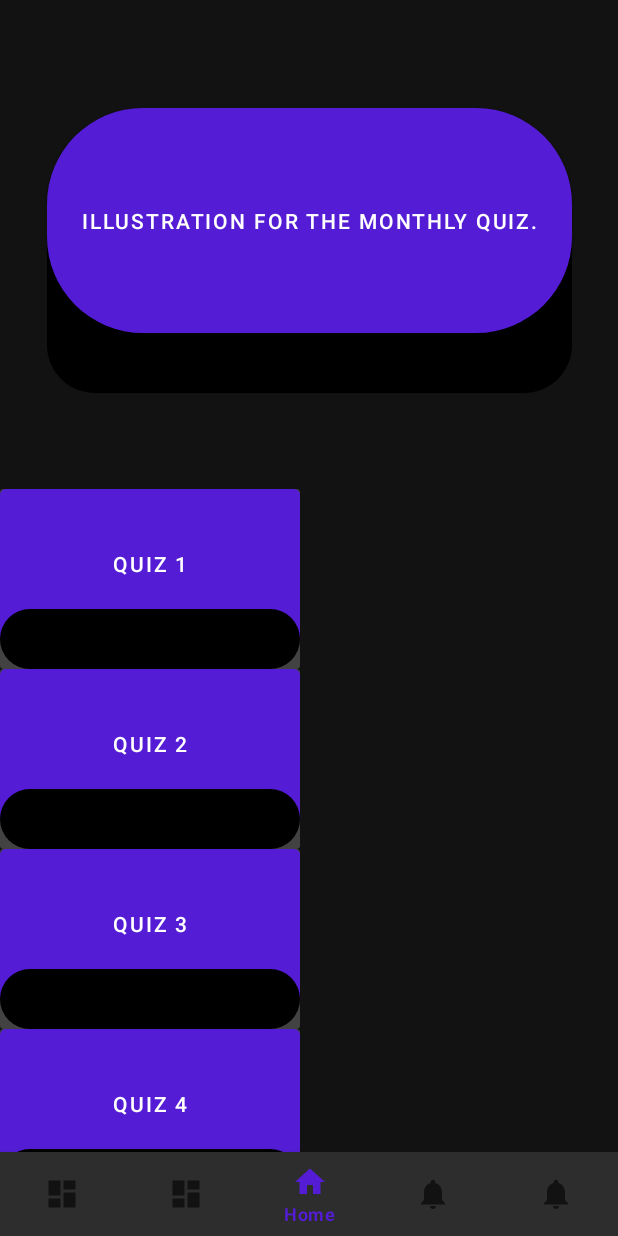
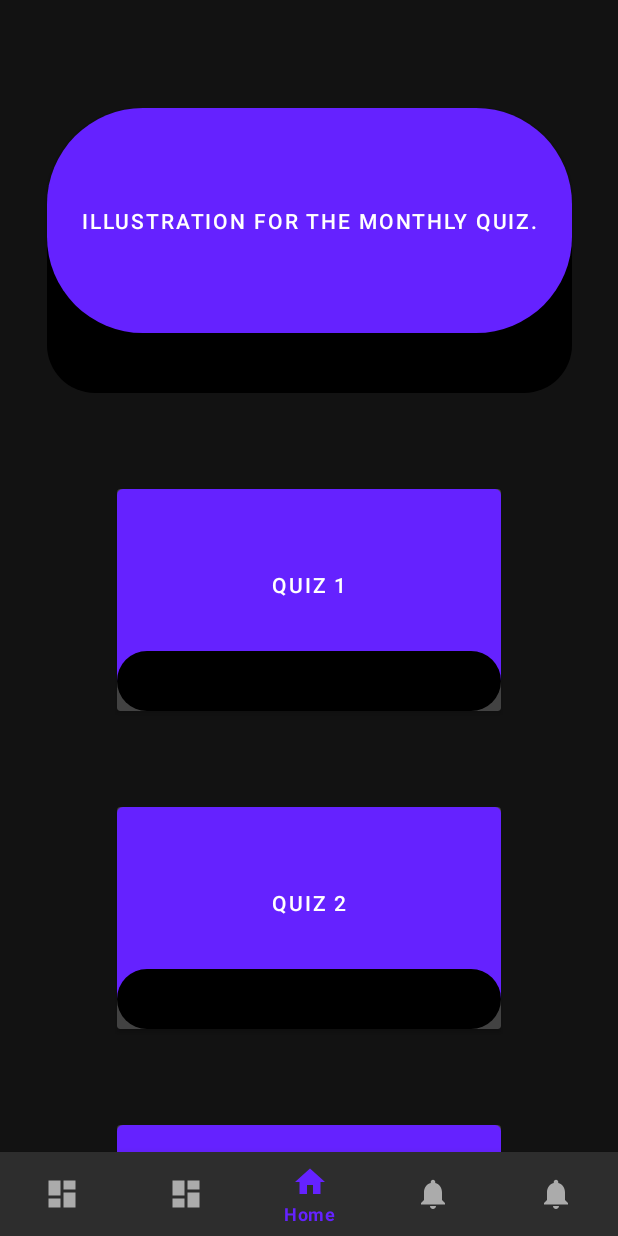
Before and after one commit to DUT-Info-Montreuil/SAE-4A---tbouchema-lbabouram-mdenis, an Android app: the screen it shows after launch (MainActivity), on a phone screen of 412 x 824 dp. Run offline under Robolectric (Android 15) with nearby library versions, the phone set to English and light mode, and no system bars; our stand-ins replace navigation-ui.

Commit message:
Made quiz cards look a bit better

```diff
--- a/App/app/src/main/java/com/palaref/saequiz/ui/home/HomeFragment.java
+++ b/App/app/src/main/java/com/palaref/saequiz/ui/home/HomeFragment.java
@@ -13,6 +13,7 @@ import androidx.recyclerview.widget.LinearLayoutManager;
 import androidx.recyclerview.widget.RecyclerView;
 
 import com.palaref.saequiz.databinding.FragmentHomeBinding;
+import com.palaref.saequiz.utils.RecycleItemSpacingDecorator;
 
 public class HomeFragment extends Fragment {
 
@@ -28,8 +29,7 @@ public class HomeFragment extends Fragment {
         QuizAdapter adapter = new QuizAdapter(getContext(), homeViewModel.getQuizzes().getValue());
         recyclerView.setAdapter(adapter);
         recyclerView.setLayoutManager(new LinearLayoutManager(getContext()));
-        //final TextView textView = binding.textHome;
-        //homeViewModel.getText().observe(getViewLifecycleOwner(), textView::setText);
+
         return root;
     }
 
--- a/App/app/src/main/res/layout/quiz_button_view.xml
+++ b/App/app/src/main/res/layout/quiz_button_view.xml
@@ -2,7 +2,7 @@
 <androidx.constraintlayout.widget.ConstraintLayout xmlns:android="http://schemas.android.com/apk/res/android"
     xmlns:app="http://schemas.android.com/apk/res-auto"
     xmlns:tools="http://schemas.android.com/tools"
-    android:layout_width="wrap_content"
+    android:layout_width="match_parent"
     android:layout_height="wrap_content">
 
     <androidx.cardview.widget.CardView
@@ -11,7 +11,8 @@
         app:layout_constraintBottom_toBottomOf="parent"
         app:layout_constraintEnd_toEndOf="parent"
         app:layout_constraintStart_toStartOf="parent"
-        app:layout_constraintTop_toTopOf="parent">
+        app:layout_constraintTop_toTopOf="parent"
+        android:layout_marginBottom="64dp">
 
         <androidx.constraintlayout.widget.ConstraintLayout
             android:layout_width="match_parent"
@@ -19,7 +20,7 @@
 
             <ImageView
                 android:id="@+id/bottom_bar"
-                android:layout_width="200dp"
+                android:layout_width="256dp"
                 android:layout_height="40dp"
                 android:layout_marginBottom="-20dp"
                 android:elevation="10dp"
@@ -30,8 +31,8 @@
 
             <Button
                 android:id="@+id/main_button"
-                android:layout_width="200dp"
-                android:layout_height="wrap_content"
+                android:layout_width="256dp"
+                android:layout_height="128dp"
                 android:background="@drawable/home_quiz_shape"
                 android:text="@string/title_home"
                 app:layout_constraintEnd_toEndOf="parent"
```
Also changed, not shown: App/app/src/main/java/com/palaref/saequiz/utils/RecycleItemSpacingDecorator.java (+18 -1 lines).
